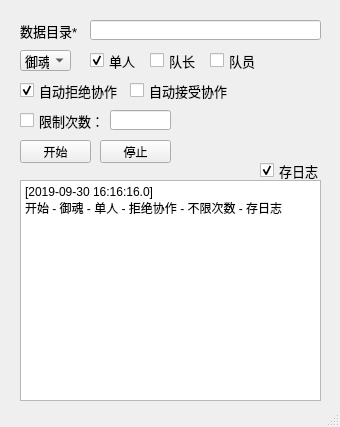
Old version of the form kk.ui in the repository 877254169/yysHelper.
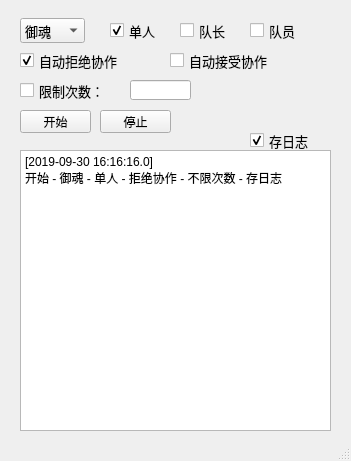
New version of the form.

The edit to the form file:
```diff
--- a/kk.ui
+++ b/kk.ui
@@ -6,61 +6,33 @@
    <rect>
     <x>0</x>
     <y>0</y>
-    <width>340</width>
-    <height>427</height>
+    <width>351</width>
+    <height>461</height>
    </rect>
   </property>
   <property name="minimumSize">
    <size>
-    <width>340</width>
-    <height>427</height>
+    <width>351</width>
+    <height>461</height>
    </size>
   </property>
   <property name="maximumSize">
    <size>
-    <width>340</width>
-    <height>427</height>
+    <width>351</width>
+    <height>461</height>
    </size>
   </property>
   <property name="windowTitle">
    <string>齐天大圣 v_1.0</string>
   </property>
   <widget class="QWidget" name="centralwidget">
-   <widget class="QLabel" name="label">
-    <property name="geometry">
-     <rect>
-      <x>20</x>
-      <y>20</y>
-      <width>61</width>
-      <height>21</height>
-     </rect>
-    </property>
-    <property name="font">
-     <font>
-      <pointsize>10</pointsize>
-     </font>
-    </property>
-    <property name="text">
-     <string>数据目录*</string>
-    </property>
-   </widget>
-   <widget class="QLineEdit" name="lineEdit">
-    <property name="geometry">
-     <rect>
-      <x>90</x>
-      <y>20</y>
-      <width>231</width>
-      <height>20</height>
-     </rect>
-    </property>
-   </widget>
    <widget class="QComboBox" name="comboBox">
     <property name="geometry">
      <rect>
       <x>20</x>
-      <y>50</y>
-      <width>51</width>
-      <height>21</height>
+      <y>18</y>
+      <width>65</width>
+      <height>25</height>
      </rect>
     </property>
     <property name="font">
@@ -92,9 +64,9 @@
    <widget class="QCheckBox" name="checkBox">
     <property name="geometry">
      <rect>
-      <x>90</x>
-      <y>50</y>
-      <width>51</width>
+      <x>110</x>
+      <y>20</y>
+      <width>61</width>
       <height>21</height>
      </rect>
     </property>
@@ -114,9 +86,9 @@
    <widget class="QCheckBox" name="checkBox_2">
     <property name="geometry">
      <rect>
-      <x>150</x>
-      <y>50</y>
-      <width>51</width>
+      <x>180</x>
+      <y>20</y>
+      <width>61</width>
       <height>21</height>
      </rect>
     </property>
@@ -132,9 +104,9 @@
    <widget class="QCheckBox" name="checkBox_3">
     <property name="geometry">
      <rect>
-      <x>210</x>
-      <y>50</y>
-      <width>51</width>
+      <x>250</x>
+      <y>20</y>
+      <width>61</width>
       <height>21</height>
      </rect>
     </property>
@@ -151,8 +123,8 @@
     <property name="geometry">
      <rect>
       <x>20</x>
-      <y>80</y>
-      <width>101</width>
+      <y>50</y>
+      <width>131</width>
       <height>21</height>
      </rect>
     </property>
@@ -171,9 +143,9 @@
    <widget class="QCheckBox" name="checkBox_5">
     <property name="geometry">
      <rect>
-      <x>130</x>
-      <y>80</y>
-      <width>101</width>
+      <x>170</x>
+      <y>50</y>
+      <width>131</width>
       <height>21</height>
      </rect>
     </property>
@@ -190,8 +162,8 @@
     <property name="geometry">
      <rect>
       <x>20</x>
-      <y>110</y>
-      <width>81</width>
+      <y>80</y>
+      <width>101</width>
       <height>21</height>
      </rect>
     </property>
@@ -210,8 +182,8 @@
     </property>
     <property name="geometry">
      <rect>
-      <x>110</x>
-      <y>110</y>
+      <x>130</x>
+      <y>80</y>
       <width>61</width>
       <height>20</height>
      </rect>
@@ -221,7 +193,7 @@
     <property name="geometry">
      <rect>
       <x>20</x>
-      <y>140</y>
+      <y>110</y>
       <width>71</width>
       <height>23</height>
      </rect>
@@ -234,9 +206,9 @@
     <property name="geometry">
      <rect>
       <x>20</x>
-      <y>180</y>
-      <width>301</width>
-      <height>221</height>
+      <y>150</y>
+      <width>311</width>
+      <height>281</height>
      </rect>
     </property>
     <property name="font">
@@ -257,7 +229,7 @@
     <property name="geometry">
      <rect>
       <x>100</x>
-      <y>140</y>
+      <y>110</y>
       <width>71</width>
       <height>23</height>
      </rect>
@@ -269,9 +241,9 @@
    <widget class="QCheckBox" name="checkBox_7">
     <property name="geometry">
      <rect>
-      <x>260</x>
-      <y>160</y>
-      <width>61</width>
+      <x>250</x>
+      <y>130</y>
+      <width>81</width>
       <height>21</height>
      </rect>
     </property>
```
